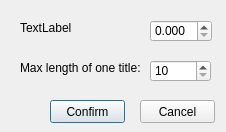
First picture: the form in source/autoadjustdialog.ui, repository NikolaJov96/DivXConverter, before the edit.
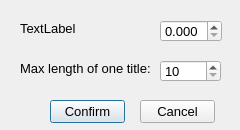
Second picture: the form after the edit.

Patch:
```diff
--- a/source/autoadjustdialog.ui
+++ b/source/autoadjustdialog.ui
@@ -6,29 +6,34 @@
    <rect>
     <x>0</x>
     <y>0</y>
-    <width>226</width>
-    <height>132</height>
+    <width>240</width>
+    <height>130</height>
    </rect>
   </property>
   <property name="minimumSize">
    <size>
-    <width>226</width>
-    <height>132</height>
+    <width>240</width>
+    <height>130</height>
    </size>
   </property>
   <property name="maximumSize">
    <size>
-    <width>226</width>
+    <width>240</width>
     <height>132</height>
    </size>
   </property>
+  <property name="font">
+   <font>
+    <pointsize>10</pointsize>
+   </font>
+  </property>
   <property name="windowTitle">
    <string>Dialog</string>
   </property>
   <widget class="QSpinBox" name="spinBox">
    <property name="geometry">
     <rect>
-     <x>150</x>
+     <x>160</x>
      <y>60</y>
      <width>61</width>
      <height>22</height>
@@ -44,7 +49,7 @@
   <widget class="QDoubleSpinBox" name="doubleSpinBox">
    <property name="geometry">
     <rect>
-     <x>150</x>
+     <x>160</x>
      <y>20</y>
      <width>62</width>
      <height>22</height>
@@ -62,7 +67,7 @@
     <rect>
      <x>20</x>
      <y>60</y>
-     <width>121</width>
+     <width>141</width>
      <height>16</height>
     </rect>
    </property>
```
